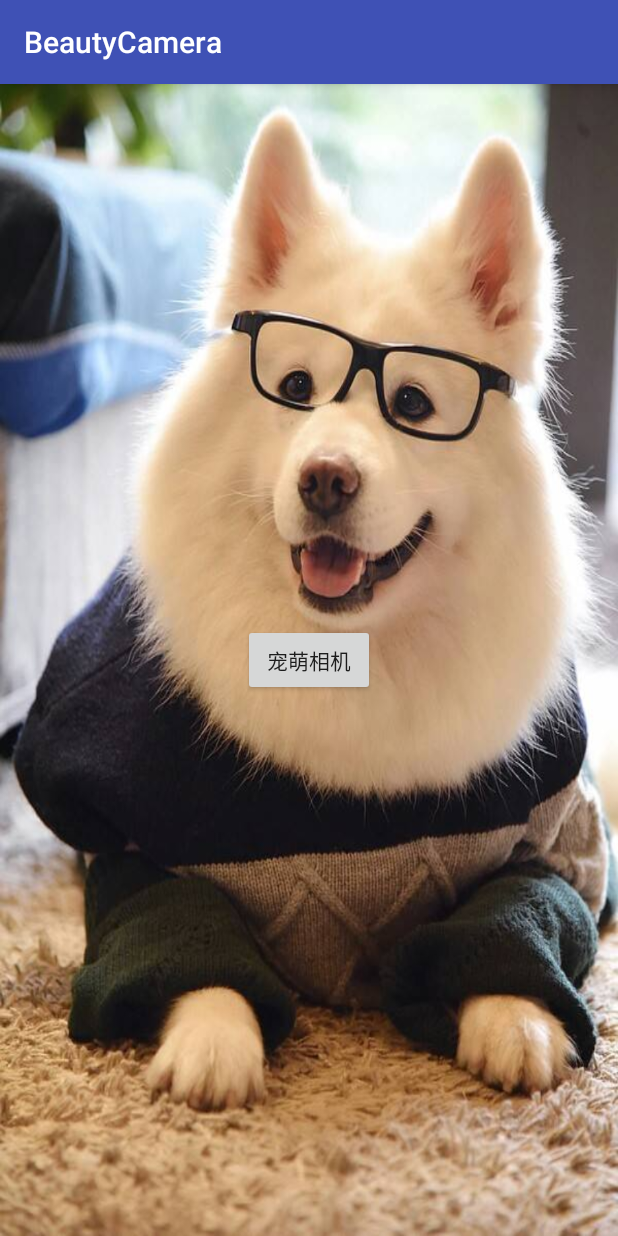
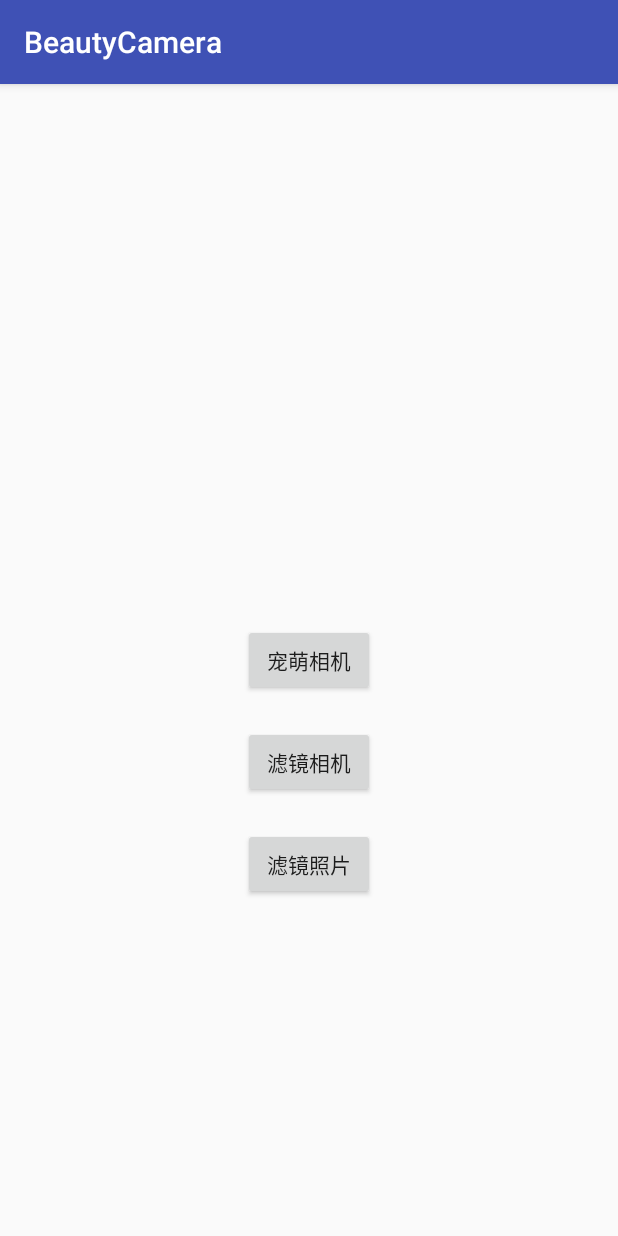
Before and after one commit to xufuji456/BeautyCamera, an Android app: the screen it shows after launch (MainActivity), on a phone screen of 412 x 824 dp. Run offline under Robolectric (Android 15) with nearby library versions, the phone set to English and light mode, and no system bars.

Commit message:
去掉baseActivity

```diff
--- a/app/src/main/AndroidManifest.xml
+++ b/app/src/main/AndroidManifest.xml
@@ -25,7 +25,6 @@
             android:name="com.frank.camera.activity.FaceBeautyActivity"
             android:screenOrientation="landscape"
             android:theme="@style/FullscreenTheme" />
-        <activity android:name="com.frank.camera.activity.BaseActivity" />
 
         <activity
             android:name=".beauty.activity.BeautyFilterActivity"
--- a/app/src/main/java/com/frank/camera/activity/MainActivity.java
+++ b/app/src/main/java/com/frank/camera/activity/MainActivity.java
@@ -3,76 +3,34 @@ package com.frank.camera.activity;
 import android.Manifest;
 import android.content.Intent;
 import android.os.Bundle;
-import androidx.annotation.NonNull;
-import android.view.View;
+import android.widget.Button;
 
-import com.frank.camera.manager.PermissionManager;
+import androidx.appcompat.app.AppCompatActivity;
+
 import com.frank.camera.R;
+import com.frank.camera.beauty.activity.BeautyFilterActivity;
 
-public class MainActivity extends BaseActivity {
+public class MainActivity extends AppCompatActivity {
 
-    private PermissionManager mPermissionManager;
-
-    // 要校验的权限
     private final String[] PERMISSIONS = new String[]{Manifest.permission.CAMERA};
-    // 识别请求码
-    private final int REQUEST_CODE_DETECTION = 0;
 
     @Override
     protected void onCreate(Bundle savedInstanceState) {
         super.onCreate(savedInstanceState);
         setContentView(R.layout.activity_main);
 
-        // 动态权限校验
-        mPermissionManager = new PermissionManager(this) {
-
-            @Override
-            public void authorized(int requestCode) {
-                // 权限通过
-                switch (requestCode) {
-                    case REQUEST_CODE_DETECTION:
-                        startActivity(new Intent(MainActivity.this, FaceBeautyActivity.class));
-                        break;
-                    default:
-                        break;
-                }
-            }
-
-            @Override
-            public void noAuthorization(int requestCode, String[] lacksPermissions) {
-                // 缺少必要权限
-                showPermissionDialog();
-            }
-
-            @Override
-            public void ignore(int requestCode) {
-                // Android 6.0 以下系统不校验
-                authorized(requestCode);
-            }
-        };
+        requestPermissions(PERMISSIONS, 54321);
+        initView();
     }
 
-    /**
-     * 复查权限
-     *
-     * @param requestCode  requestCode
-     * @param permissions  permissions
-     * @param grantResults grantResults
-     */
-    @Override
-    public void onRequestPermissionsResult(int requestCode, @NonNull String[] permissions, @NonNull int[] grantResults) {
-        // 用户做出选择以后复查权限，判断是否通过了权限申请
-        mPermissionManager.recheckPermissions(requestCode, permissions, grantResults);
-    }
+    private void initView() {
+        Button btnFace = findViewById(R.id.btn_face);
+        btnFace.setOnClickListener(v -> startActivity(new Intent(MainActivity.this, FaceBeautyActivity.class)));
 
-    /**
-     * 目标检测
-     *
-     * @param view view
-     */
-    public void onDetecting(View view) {
-        // 检查权限
-        mPermissionManager.checkPermissions(REQUEST_CODE_DETECTION, PERMISSIONS);
+        Button btnFilter = findViewById(R.id.btn_filter);
+        btnFilter.setOnClickListener(v -> startActivity(new Intent(MainActivity.this, BeautyFilterActivity.class)));
+
+        Button btnPhoto = findViewById(R.id.btn_photo);
     }
 
 }
--- a/app/src/main/res/layout/activity_main.xml
+++ b/app/src/main/res/layout/activity_main.xml
@@ -4,14 +4,31 @@
     android:layout_width="match_parent"
     android:layout_height="match_parent"
     android:orientation="vertical"
-    tools:context="com.frank.camera.activity.MainActivity"
-    android:background="@drawable/petty_dog">
+    tools:context="com.frank.camera.activity.MainActivity">
 
     <Button
+        android:id="@+id/btn_face"
         android:layout_width="wrap_content"
         android:layout_height="wrap_content"
-        android:onClick="onDetecting"
         android:text="@string/beauty_camera"
-        android:layout_centerInParent="true"/>
+        android:layout_centerInParent="true" />
+
+    <Button
+        android:id="@+id/btn_filter"
+        android:layout_width="wrap_content"
+        android:layout_height="wrap_content"
+        android:text="@string/filter_camera"
+        android:layout_below="@+id/btn_face"
+        android:layout_marginTop="20dp"
+        android:layout_centerHorizontal="true" />
+
+    <Button
+        android:id="@+id/btn_photo"
+        android:layout_width="wrap_content"
+        android:layout_height="wrap_content"
+        android:text="@string/filter_photo"
+        android:layout_below="@+id/btn_filter"
+        android:layout_marginTop="20dp"
+        android:layout_centerHorizontal="true" />
 
 </RelativeLayout>
--- a/app/src/main/res/values/strings.xml
+++ b/app/src/main/res/values/strings.xml
@@ -4,6 +4,8 @@
     <string name="swap">切换相机</string>
     <string name="cat_ear">猫耳朵</string>
     <string name="rabbit_ear">兔耳朵</string>
+    <string name="filter_camera">滤镜相机</string>
+    <string name="filter_photo">滤镜照片</string>
 
     <string name="filter_none">Original</string>
     <string name="filter_amaro">Amaro</string>
```
Also changed, not shown: app/src/main/java/com/frank/camera/activity/BaseActivity.java (deleted, +0 -40 lines), app/src/main/java/com/frank/camera/activity/FaceBeautyActivity.java (+24 -17 lines), app/src/main/java/com/frank/camera/manager/PermissionManager.java (deleted, +0 -78 lines), app/src/main/res/drawable-xhdpi/ic_camera_filter.png (added), app/src/main/res/drawable-xxhdpi/filter_thumb_calm.png (added), app/src/main/res/drawable-xxhdpi/filter_thumb_warm.png (added).
